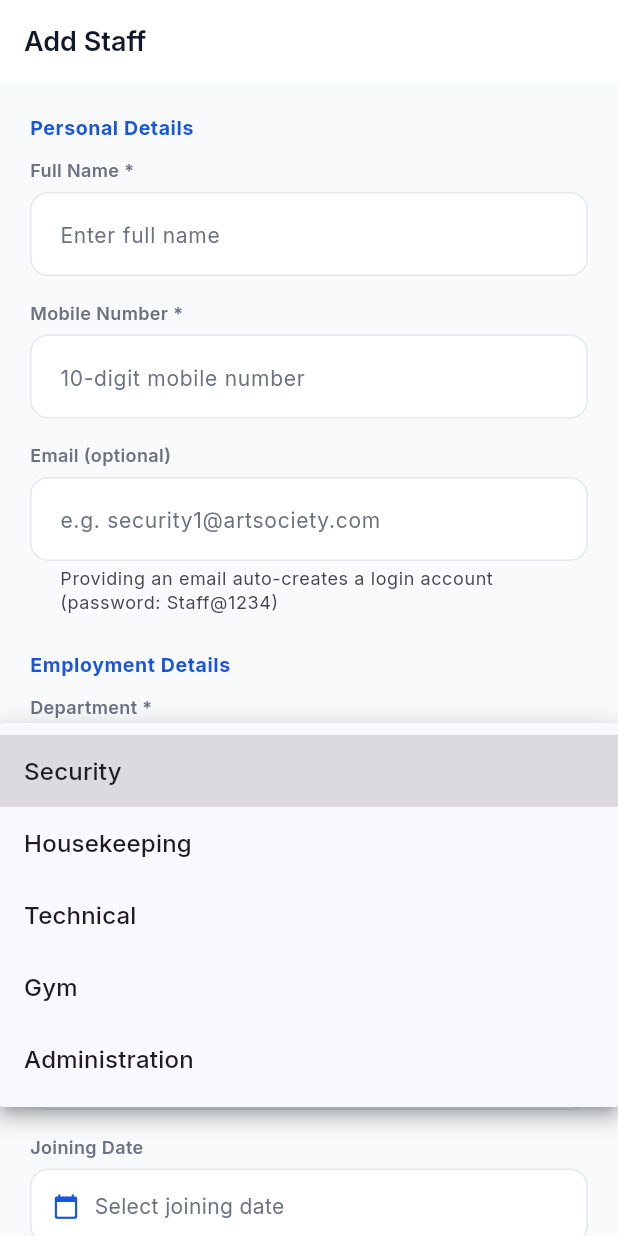
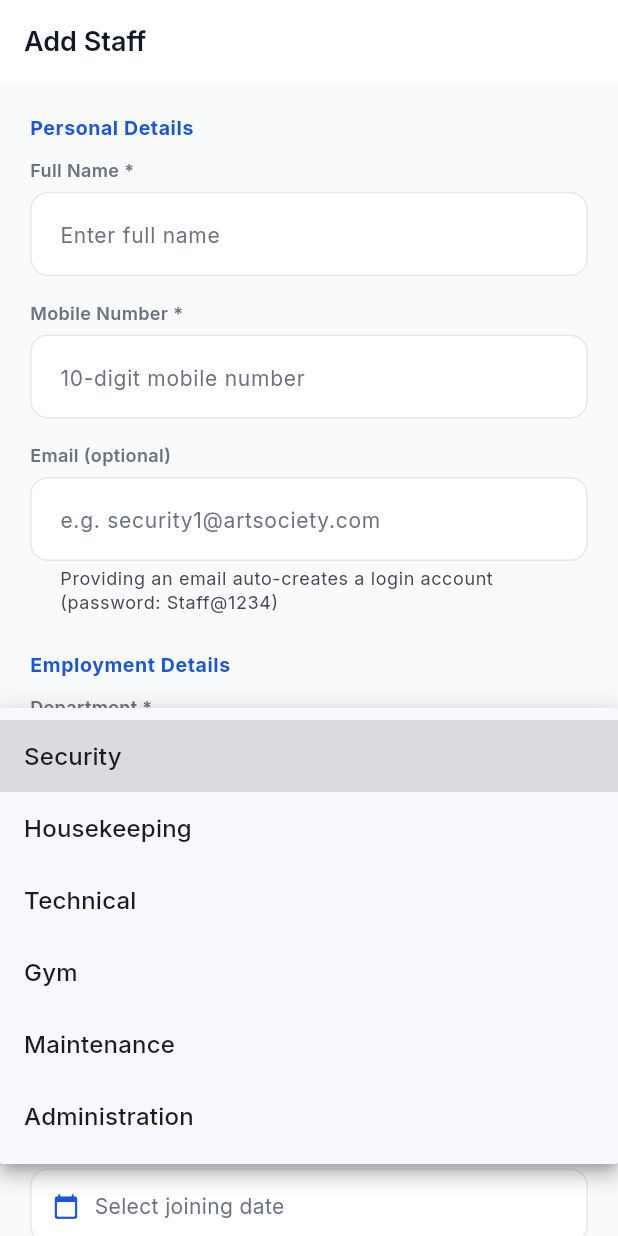
Before and after one commit to nitinshendgeai/AR_SOCIETY_APP, a Flutter app: the StaffAddScreen screen opened by its route, after a tap on "Select department", on a phone screen of 412 x 824 dp. Run offline on Flutter 3.47's test engine with Material 3 defaults, Android fonts, the phone set to English and light mode, and no system bars; our stand-ins replace dio, flutter_dotenv, flutter_riverpod, flutter_secure_storage, go_router, google_fonts and 2 more; accounts and stored records are empty; network calls fail.

Commit message:
fix: certify and stabilize staff module workflows
Staff Module Certification Audit 2026-06-23 — 7 Flutter defects fixed:

1. Remove dead _FallbackDesignationDropdown class (staff_add_screen.dart)
2. Add maintenance department to Staff Add form
3. Add maintenance department to Staff Edit form
4. Add maintenance department to Staff List filter chips
5. Add maintenance case to StaffEntity.departmentLabel
6. Filter inactive/terminated staff from DutyAssignScreen dropdown
7. Remove dead non-canonical r == 'Admin' from staff_home_screen isManager check

Add docs/STAFF_MODULE_CERTIFICATION.md with full audit report:
screens inventory, API route audit, role matrix, defects, known gaps.

255 backend tests pass, 0 failures.

Co-Authored-By: Claude Sonnet 4.6 <noreply@anthropic.com>
Claude-Session: https://claude.ai/code/session_012DsKm4gwr1hqHyxDYckb4N

```diff
--- a/mobile/lib/features/staff/domain/entities/staff_entities.dart
+++ b/mobile/lib/features/staff/domain/entities/staff_entities.dart
@@ -93,6 +93,7 @@ class StaffEntity {
       case 'housekeeping': return 'Housekeeping';
       case 'technical':    return 'Technical';
       case 'gym':          return 'Gym';
+      case 'maintenance':  return 'Maintenance';
       case 'admin':        return 'Administration';
       default:             return department;
     }
--- a/mobile/lib/features/staff/presentation/screens/duty_assign_screen.dart
+++ b/mobile/lib/features/staff/presentation/screens/duty_assign_screen.dart
@@ -91,7 +91,9 @@ class _DutyAssignScreenState extends ConsumerState<DutyAssignScreen> {
       }
     });
 
-    final staffList = staffState is StaffListLoaded ? staffState.staff : <StaffEntity>[];
+    final staffList = staffState is StaffListLoaded
+        ? staffState.staff.where((s) => s.status == 'active').toList()
+        : <StaffEntity>[];
 
     return Scaffold(
       backgroundColor: AppTheme.surface,
--- a/mobile/lib/features/staff/presentation/screens/staff_edit_screen.dart
+++ b/mobile/lib/features/staff/presentation/screens/staff_edit_screen.dart
@@ -39,6 +39,7 @@ class _StaffEditScreenState extends ConsumerState<StaffEditScreen> {
     ('housekeeping', 'Housekeeping'),
     ('technical',    'Technical'),
     ('gym',          'Gym'),
+    ('maintenance',  'Maintenance'),
     ('admin',        'Administration'),
   ];
 
--- a/mobile/lib/features/staff/presentation/screens/staff_home_screen.dart
+++ b/mobile/lib/features/staff/presentation/screens/staff_home_screen.dart
@@ -25,7 +25,7 @@ class StaffHomeScreen extends ConsumerWidget {
     final roles = user?.roles ?? [];
     final isSupervisor = roles.any((r) => r.contains('Supervisor'));
     final isManager = roles.any((r) =>
-        r.contains('Manager') || r == 'Admin' ||
+        r.contains('Manager') ||
         r.contains('Committee') || r == 'Super Admin' || r == 'Society Admin');
     final showManagement = (isSupervisor || isManager) && societyId != null;
 
--- a/mobile/lib/features/staff/presentation/screens/staff_list_screen.dart
+++ b/mobile/lib/features/staff/presentation/screens/staff_list_screen.dart
@@ -27,6 +27,7 @@ class _StaffListScreenState extends ConsumerState<StaffListScreen> {
     'housekeeping',
     'technical',
     'gym',
+    'maintenance',
     'admin',
   ];
 
@@ -36,6 +37,7 @@ class _StaffListScreenState extends ConsumerState<StaffListScreen> {
     'housekeeping': 'Housekeeping',
     'technical': 'Technical',
     'gym': 'Gym',
+    'maintenance': 'Maintenance',
     'admin': 'Admin',
   };
 
```
Also changed, not shown: mobile/lib/features/staff/presentation/screens/staff_add_screen.dart (+1 -17 lines), 4 other files.
